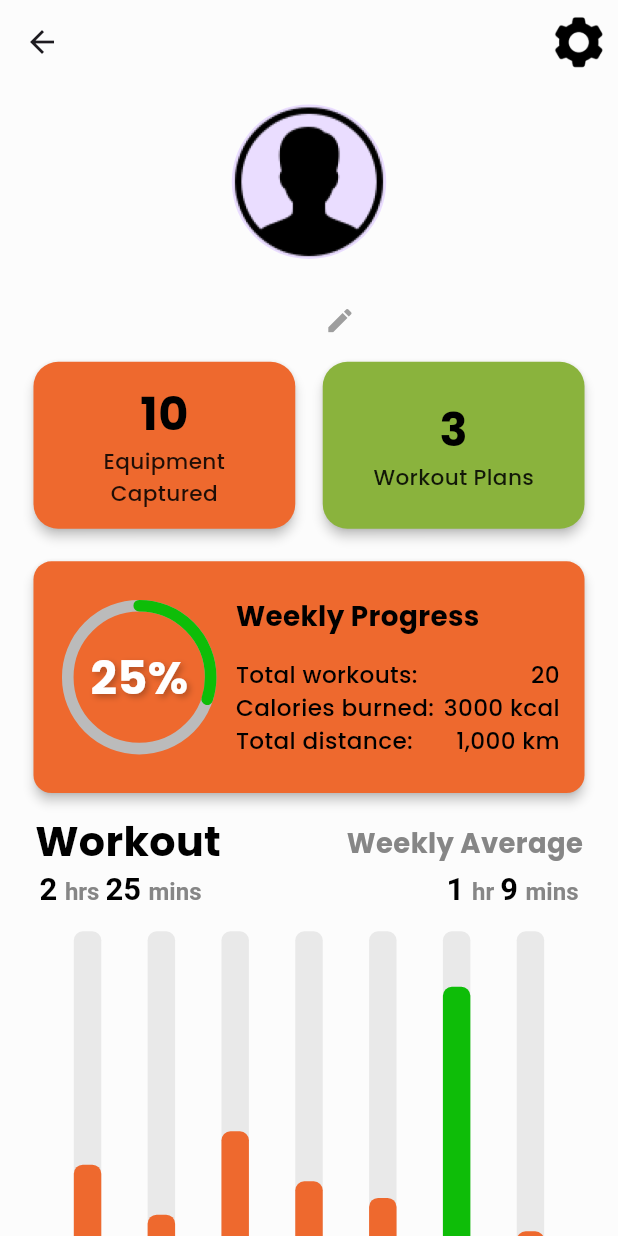
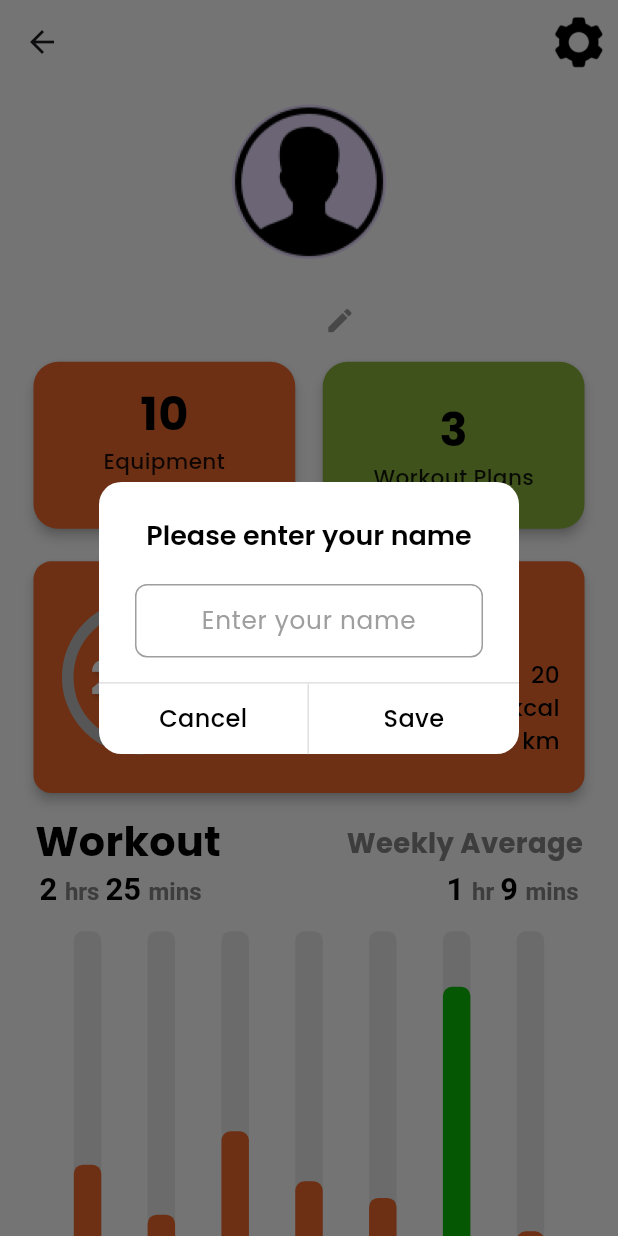
Before and after one commit to andreaBalaba/psb_app, a Flutter app: the ProfilePage screen opened directly, after a tap on the "edit" icon, on a phone screen of 412 x 824 dp. Run offline on Flutter 3.47's test engine with Material 3 defaults, Android fonts, the light colour scheme and no system bars; drawn by our look-alikes of fl_chart, percent_indicator; our stand-ins replace animate_do, camera, cloud_firestore, firebase_auth, firebase_core, firebase_storage and 15 more; missing offline and left inert: tflite_v2; accounts and stored records are empty.

Commit message:
add edit username

```diff
--- a/lib/features/profile/screen/widget/username_widget.dart
+++ b/lib/features/profile/screen/widget/username_widget.dart
@@ -60,7 +60,109 @@ class UserHeader extends StatelessWidget {
                   color: AppColors.pGreyColor,
                 ),
                 onPressed: () {
-                  // Implement edit functionality here
+                  final TextEditingController nameController = TextEditingController();
+
+                  showDialog(
+                    context: context,
+                    builder: (BuildContext context) {
+                      return AlertDialog(
+                        backgroundColor: Colors.white,
+                        shape: RoundedRectangleBorder(
+                          borderRadius: BorderRadius.circular(15),
+                        ),
+                        title: const ReusableText(
+                          text: 'Please enter your name',
+                          size: 18,
+                          fontWeight: FontWeight.w600,
+                          color: AppColors.pBlackColor,
+                          align: TextAlign.center,
+                        ),
+                        content: TextField(
+                          controller: nameController,
+                          decoration: InputDecoration(
+                            hintText: 'Enter your name',
+                            hintStyle: TextStyle(fontFamily: 'Poppins', fontSize: 16 * autoScale, color: AppColors.pGreyColor),
+                            contentPadding: const EdgeInsets.symmetric(horizontal: 10, vertical: 12),
+                            border: OutlineInputBorder(
+                              borderRadius: BorderRadius.circular(8),
+                              borderSide: const BorderSide(color: Colors.grey),
+                            ),
+                            enabledBorder: OutlineInputBorder(
+                              borderRadius: BorderRadius.circular(8),
+                              borderSide: const BorderSide(color: Colors.grey),
+                            ),
+                            focusedBorder: OutlineInputBorder(
+                              borderRadius: BorderRadius.circular(8),
+                              borderSide: const BorderSide(color: Colors.grey),
+                            ),
+                          ),
+                          textAlign: TextAlign.center,
+                        ),
+                        contentPadding: const EdgeInsets.fromLTRB(24, 20, 24, 0),
+                        actionsPadding: EdgeInsets.zero,
+                        actions: [
+                          SizedBox(height: 16 * autoScale),
+                          Container(
+                            decoration: BoxDecoration(
+                              border: Border(
+                                top: BorderSide(color: Colors.grey.shade300),
+                              ),
+                            ),
+                            child: Row(
+                              mainAxisAlignment: MainAxisAlignment.spaceEvenly,
+                              children: [
+                                Expanded(
+                                  child: InkWell(
+                                    onTap: () => Navigator.of(context).pop(),
+                                    child: Container(
+                                      padding: const EdgeInsets.symmetric(vertical: 12),
+                                      decoration: BoxDecoration(
+                                        border: Border(
+                                          right: BorderSide(color: Colors.grey.shade300),
+                                        ),
+                                      ),
+                                      child: const ReusableText(
+                                        text: 'Cancel',
+                                        size: 16,
+                                        align: TextAlign.center,
+                                      ),
+                                    ),
+                                  ),
+                                ),
+                                Expanded(
+                                  child: InkWell(
+                                    onTap: () async {
+                                      if (nameController.text.isNotEmpty) {
+                                        try {
+                                          await FirebaseFirestore.instance
+                                              .collection('Users')
+                                              .doc(FirebaseAuth.instance.currentUser!.uid)
+                                              .update({
+                                            'name': nameController.text.trim(),
+                                          });
+                                          Navigator.of(context).pop();
+                                        } catch (e) {
+                                          print('Error updating name: $e');
+                                        }
+                                      }
+                                    },
+                                    child: Container(
+                                      padding: const EdgeInsets.symmetric(vertical: 12),
+                                      child: const ReusableText(
+                                        text: 'Save',
+                                        size: 16,
+                                        align: TextAlign.center,
+                                      ),
+                                    ),
+                                  ),
+                                ),
+                              ],
+                            ),
+                          ),
+                        ],
+                      );
+                    },
+                  );
                 },
               ),
             ],
```
